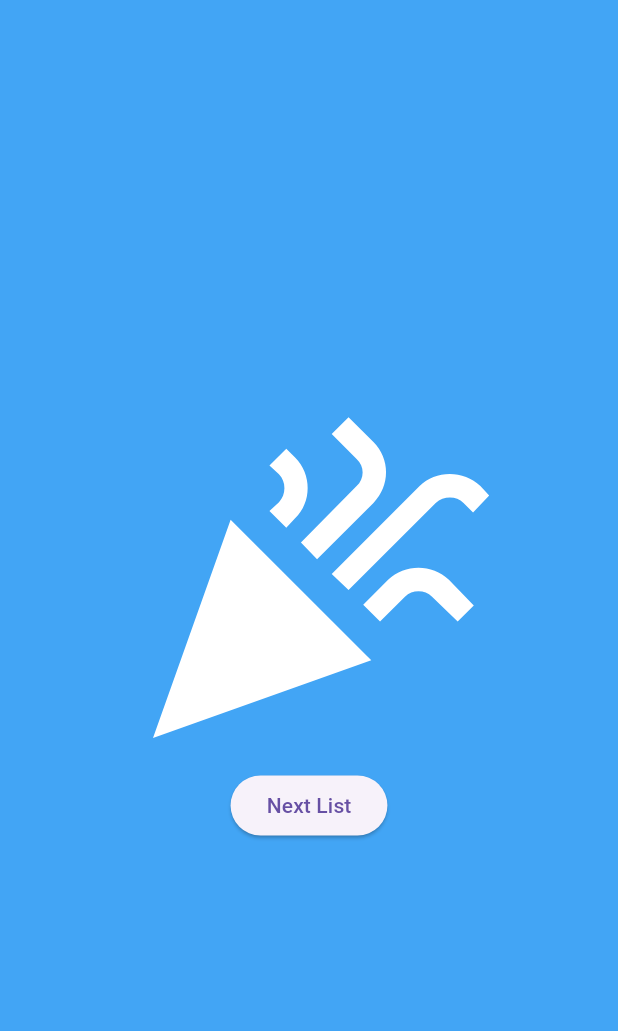
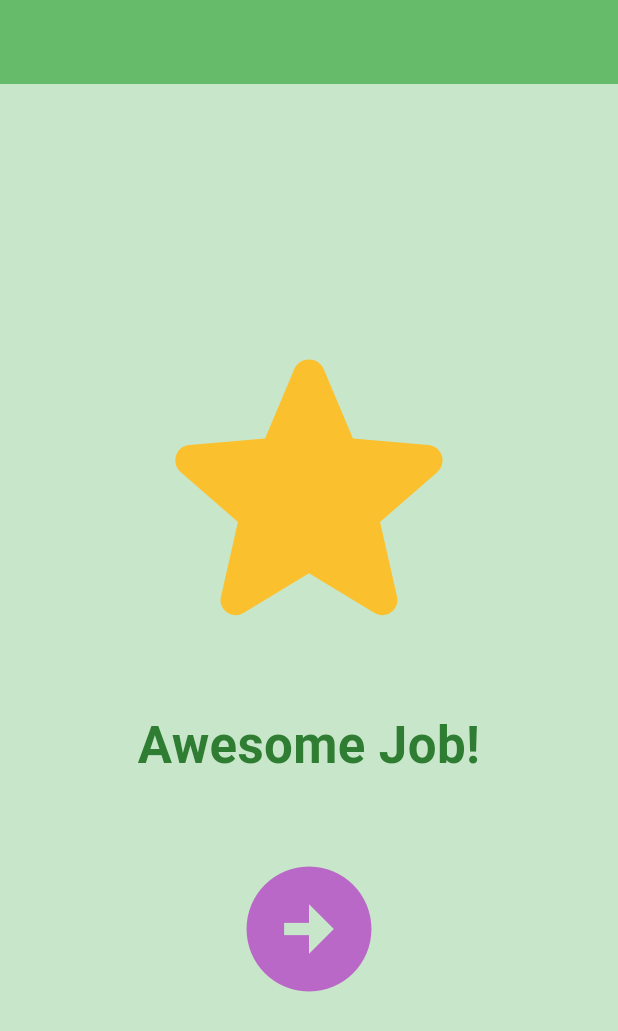
Before and after one commit to JBoT21/6150_Grad_Proj, a Flutter app: the CelebrationScreen screen opened directly, on a phone screen of 412 x 824 dp. Shown: the top 1031 px of the screen. Run offline on Flutter 3.47's test engine with Material 3 defaults, Android fonts, the phone set to English and light mode, and no system bars; our stand-ins replace audioplayers, shared_preferences, speech_to_text, sqflite; missing offline and left inert: record; accounts and stored records are empty.

Commit message:
Update celebration screen

```diff
--- a/lib/screens/word_practice_page.dart
+++ b/lib/screens/word_practice_page.dart
@@ -1,7 +1,7 @@
 import 'package:flutter/material.dart';
 import 'package:speech_to_text/speech_recognition_result.dart';
 import 'package:team_3_f25_project/models/wordlist.dart';
-import 'package:team_3_f25_project/routes.dart';
+import 'package:team_3_f25_project/screens/wordlist_selection.dart';
 import 'package:team_3_f25_project/widgets/custom_app_bar.dart';
 import 'package:team_3_f25_project/widgets/record_button.dart';
 import 'package:team_3_f25_project/widgets/word_card.dart';
@@ -76,14 +76,11 @@ class _WordPracticeScreenState extends State<WordPracticeScreen> {
   void _removeWordFromList() {
     if (widget.words.isNotEmpty) {
       widget.words.remove(currentWordEntry);
-    } else {
-      _nextWord();
     }
   }
 
   void _finishList() {
-    widget.words.remove(currentWordEntry);
-    Navigator.push(
+    Navigator.pushReplacement(
       context,
       MaterialPageRoute(builder: (_) => CelebrationScreen()),
     );
@@ -136,9 +133,6 @@ class _WordPracticeScreenState extends State<WordPracticeScreen> {
     if (result.finalResult) {
       _stopListening();
       bool correct = _isCorrect(result.recognizedWords);
-      if (correct) {
-        correctlyPronounced++;
-      }
 
       // add attempt to database
       widget.db.insertAttempt(
@@ -153,19 +147,22 @@ class _WordPracticeScreenState extends State<WordPracticeScreen> {
         ),
       );
 
-      if (correct && widget.words.length == 1) {
-        _finishList();
-      } else {
-        // show feedback
       Navigator.push(
         context,
         MaterialPageRoute(
           builder: (context) => InstantFeedback(success: correct),
         ),
       ).then((_) {
-          correct ? _removeWordFromList() : _nextWord();
+        if (correct) {
+          correctlyPronounced++;
+          _removeWordFromList();
+        }
+        if (widget.words.isEmpty) {
+          _finishList();
+        } else {
+          _nextWord();
+        }
       });
-      }
     }
   }
 
@@ -281,25 +278,57 @@ class _TryAgainState extends State<TryAgain> {
   }
 }
 
-class CelebrationScreen extends StatefulWidget {
+class CelebrationScreen extends StatelessWidget {
   const CelebrationScreen({super.key});
 
   @override
-  State<CelebrationScreen> createState() => _CelebrationScreenState();
-}
-
-class _CelebrationScreenState extends State<CelebrationScreen> {
-  @override
   Widget build(BuildContext context) {
     return Scaffold(
-      body: Container(
-        color: Colors.blue[400],
+      backgroundColor: Colors.green.shade100,
+      appBar: AppBar(centerTitle: true, backgroundColor: Colors.green.shade400),
+      body: Padding(
+        padding: const EdgeInsets.all(20),
         child: Center(
           child: Column(
             mainAxisAlignment: MainAxisAlignment.center,
+            crossAxisAlignment: CrossAxisAlignment.center,
             children: [
-              Icon(Icons.celebration, color: Colors.white, size: 250),
-              ElevatedButton(onPressed: () {}, child: Text("Next List")),
+              // Big icon and header message
+              Icon(
+                Icons.star_rounded,
+                color: Colors.yellow.shade700,
+                size: 250,
+              ),
+              const SizedBox(height: 20),
+              Text(
+                'Awesome Job!',
+                style: TextStyle(
+                  fontSize: 34,
+                  fontWeight: FontWeight.w700,
+                  color: Colors.green.shade800,
+                ),
+                textAlign: TextAlign.center,
+              ),
+              const SizedBox(height: 10),
+
+              const SizedBox(height: 30),
+
+              // TODO change to getting next priority list
+              IconButton(
+                onPressed: () {
+                  Navigator.push(
+                    context,
+                    MaterialPageRoute(
+                      builder: (_) => const WordlistSelectionScreen(),
+                    ),
+                  );
+                },
+                icon: Icon(
+                  Icons.arrow_circle_right,
+                  size: 100,
+                  color: Colors.purple.shade300,
+                ),
+              ),
             ],
           ),
         ),
--- a/lib/screens/wordlist_selection.dart
+++ b/lib/screens/wordlist_selection.dart
@@ -1,11 +1,8 @@
-//import 'package:flutter/foundation.dart';
 import 'package:flutter/foundation.dart';
 import 'package:flutter/material.dart';
 import 'package:flutter/scheduler.dart';
 import 'package:team_3_f25_project/screens/word_practice_page.dart';
 import 'package:team_3_f25_project/screens/wordlist_screen.dart';
-//import 'package:team_3_f25_project/widgets/custom_app_bar.dart';
-//import 'package:team_3_f25_project/widgets/word_card.dart';
 import 'package:shared_preferences/shared_preferences.dart';
 import 'package:team_3_f25_project/screens/login.dart';
 import 'package:team_3_f25_project/services/list_service.dart';
```
Also changed, not shown: lib/screens/wordlist_screen.dart (+6 -1 lines). Lines whose indentation alone changed are shown as unchanged.
